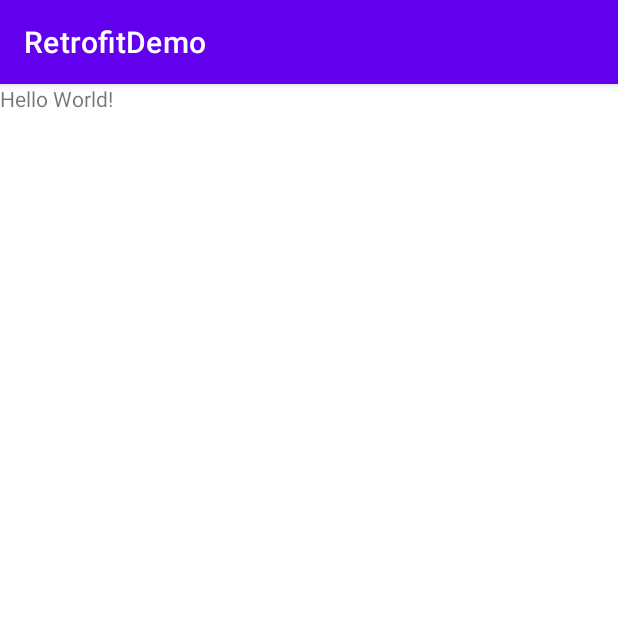
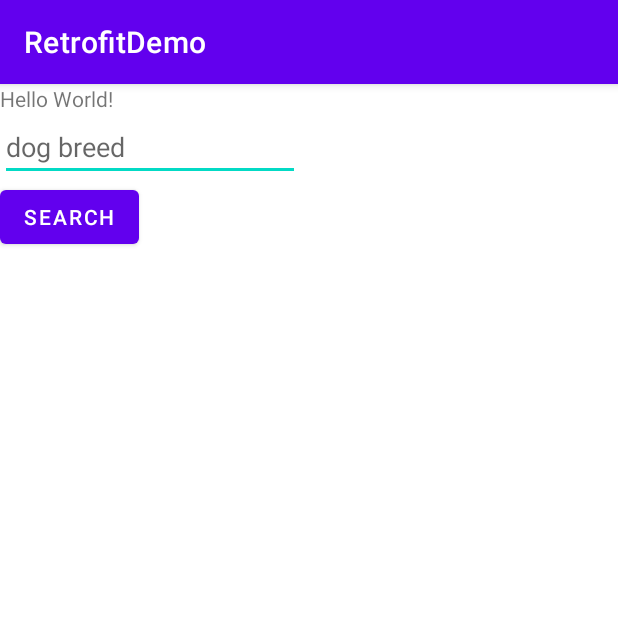
Before and after one commit to imthanhhai217/Retrofit, an Android app: the screen it shows after launch (MainActivity), on a phone screen of 412 x 824 dp, the top half of it. Run offline under Robolectric (Android 15) with nearby library versions, the phone set to English and light mode, and no system bars; pictures from the network do not load.

Commit message:
add search dog image by breed

```diff
--- a/app/src/main/java/com/jaroid/retrofitdemo/DogServices.java
+++ b/app/src/main/java/com/jaroid/retrofitdemo/DogServices.java
@@ -4,6 +4,7 @@ import com.google.gson.JsonObject;
 
 import retrofit2.Call;
 import retrofit2.http.GET;
+import retrofit2.http.Path;
 
 public interface DogServices {
 
@@ -15,4 +16,8 @@ public interface DogServices {
 
     @GET("breeds/image/random")
     Call<ImageDogModel> getImageDogRandom();
+
+
+    @GET("breed/{dog_breeds}/images/random")
+    Call<ImageDogModel> getImageDogRandom(@Path("dog_breeds") String dogBreeds);
 }
--- a/app/src/main/java/com/jaroid/retrofitdemo/MainActivity.java
+++ b/app/src/main/java/com/jaroid/retrofitdemo/MainActivity.java
@@ -2,6 +2,9 @@ package com.jaroid.retrofitdemo;
 
 import android.os.Bundle;
 import android.util.Log;
+import android.view.View;
+import android.widget.Button;
+import android.widget.EditText;
 import android.widget.ImageView;
 
 import androidx.appcompat.app.AppCompatActivity;
@@ -25,6 +28,8 @@ public class MainActivity extends AppCompatActivity {
     private DogServices dogServices;
 
     private ImageView imgDogRandom;
+    private Button btnSearch;
+    private EditText edtSearch;
 
     @Override
     protected void onCreate(Bundle savedInstanceState) {
@@ -32,14 +37,45 @@ public class MainActivity extends AppCompatActivity {
         setContentView(R.layout.activity_main);
 
         imgDogRandom = findViewById(R.id.imgDogRandom);
+        edtSearch = findViewById(R.id.edtSearch);
+        btnSearch = findViewById(R.id.btnSearch);
+
         initData();
-//        getPostById(200);
 
-//        getAllPost();
-//        getAllPostString();
+        btnSearch.setOnClickListener(new View.OnClickListener() {
+            @Override
+            public void onClick(View v) {
+                getImageDogRandom(edtSearch.getText().toString());
+            }
+        });
+
+
         getAllDog();
         getAllDogModel();
         getImageDogRandom();
+    }
+
+    private void getImageDogRandom(String dogBreed) {
+        Log.d(TAG, "getImageDogRandom: "+dogBreed);
+        dogServices.getImageDogRandom(dogBreed.toLowerCase()).enqueue(new Callback<ImageDogModel>() {
+            @Override
+            public void onResponse(Call<ImageDogModel> call, Response<ImageDogModel> response) {
+                if (response.isSuccessful()) {
+                    if (response.code() == 200) {
+                        ImageDogModel imageDogModel = response.body();
+                        Glide
+                                .with(MainActivity.this)
+                                .load(imageDogModel.getMessage())
+                                .into(imgDogRandom);
+                    }
+                }
+            }
+
+            @Override
+            public void onFailure(Call<ImageDogModel> call, Throwable t) {
+                Log.d(TAG, "onFailure: "+t.getMessage());
+            }
+        });
     }
 
     private void getImageDogRandom() {
--- a/app/src/main/java/com/jaroid/retrofitdemo/PostServices.java
+++ b/app/src/main/java/com/jaroid/retrofitdemo/PostServices.java
@@ -18,5 +18,4 @@ public interface PostServices {
 
     @GET("posts/{id}")
     Call<PostResponse> getPostById(@Path("id") int id);
-
 }
--- a/app/src/main/res/layout/activity_main.xml
+++ b/app/src/main/res/layout/activity_main.xml
@@ -17,14 +17,29 @@
         app:layout_constraintTop_toTopOf="parent" />
 
 
+    <EditText
+        android:id="@+id/edtSearch"
+        android:layout_width="200dp"
+        android:layout_height="wrap_content"
+        android:hint="dog breed" />
+
+    <Button
+        android:id="@+id/btnSearch"
+        android:layout_width="wrap_content"
+        android:layout_height="wrap_content"
+        android:text="Search" />
+
     <ImageView
         android:id="@+id/imgDogRandom"
-        android:layout_width="wrap_content"
-        android:layout_height="wrap_content" />
+        android:layout_width="300dp"
+        android:layout_height="300dp"
+        android:scaleType="fitXY" />
+
 
     <androidx.recyclerview.widget.RecyclerView
         android:id="@+id/rvPost"
         android:layout_width="match_parent"
-        android:layout_height="wrap_content" />
+        android:layout_height="wrap_content"
+        android:visibility="gone" />
 
 </LinearLayout>
```
Also changed, not shown: app/src/main/java/com/jaroid/retrofitdemo/RetrofitClient.java (+12 -0 lines).
